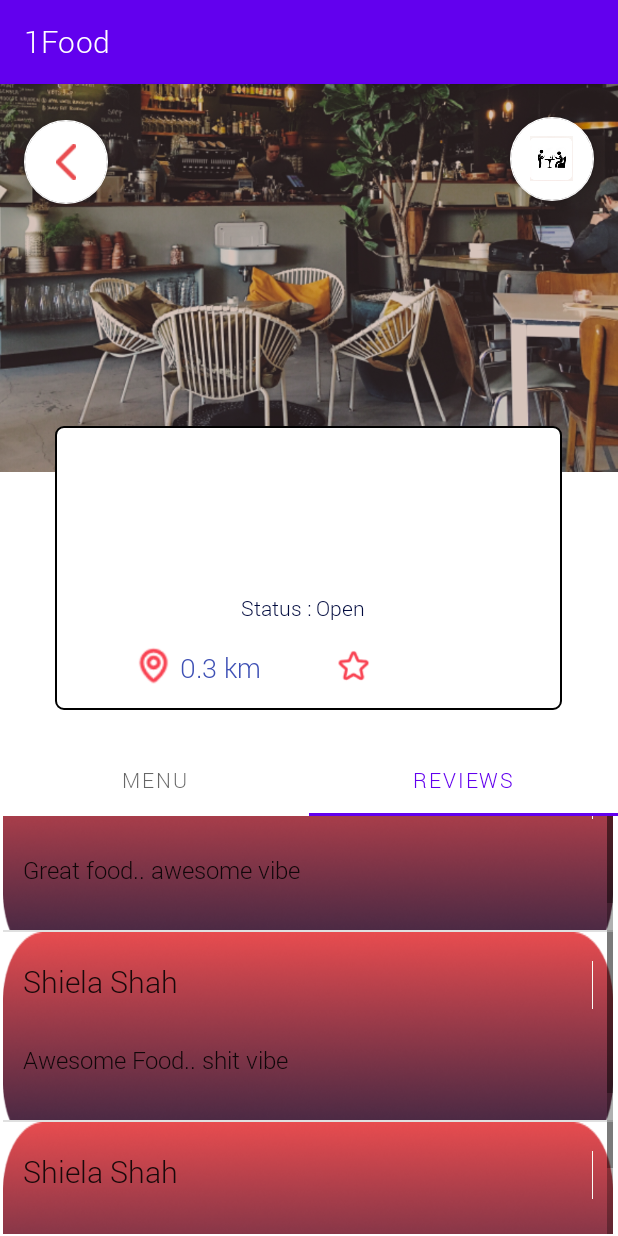
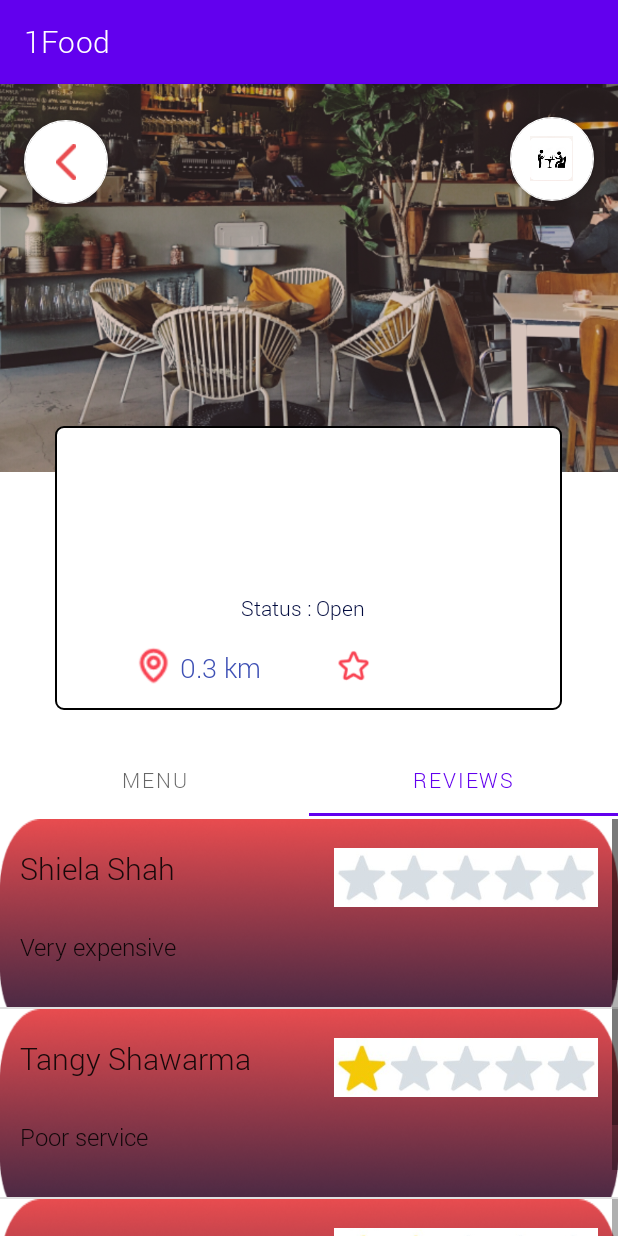
Before and after one commit to TheAp0cryphal/1Food, an Android app: the MenuFragment screen opened directly, with no data from a screen before it, tab 2 chosen, on a phone screen of 412 x 824 dp. Run offline under Robolectric (Android 15) with nearby library versions, the phone set to English and light mode, and no system bars; 4 statements that could not run were skipped.

Commit message:
fragments working with 3 items and reviews

```diff
--- a/app/src/main/java/com/project/onefood/RestaurantPage/FragmentAdapters/MenuAdapter.kt
+++ b/app/src/main/java/com/project/onefood/RestaurantPage/FragmentAdapters/MenuAdapter.kt
@@ -15,7 +15,7 @@ class MenuAdapter(var context : Context) : BaseAdapter() {
     private val inflater: LayoutInflater
             = context.getSystemService(Context.LAYOUT_INFLATER_SERVICE) as LayoutInflater
 
-    var foodItems = arrayOf("pizza", "pasta", "taco")
+    var foodItems = arrayOf("pizza", "pasta", "chicken noodles")
 
     override fun getCount(): Int {
         return 3
--- a/app/src/main/java/com/project/onefood/RestaurantPage/FragmentAdapters/ReviewAdapter.kt
+++ b/app/src/main/java/com/project/onefood/RestaurantPage/FragmentAdapters/ReviewAdapter.kt
@@ -17,31 +17,34 @@ class ReviewAdapter(var context : Context) : BaseAdapter(){
     private val inflater: LayoutInflater
             = context.getSystemService(Context.LAYOUT_INFLATER_SERVICE) as LayoutInflater
 
-    var reviewComments = arrayOf("Great food.. awesome vibe", "Awesome Food.. shit vibe", "It be bitchin")
-    var reviewerName = arrayOf("Shiela Shah")
-    //rating
+    var reviewerComments = arrayOf("Very expensive", "Poor service", "Nice food and good variety.","Yuummmyyyyy!!")
+    var reviewerName = arrayOf("Shiela Shah", "Tangy Shawarma", "John Cena", "Mikaela")
+    var reviewerRating= arrayOf(R.drawable.zero_star,R.drawable.one_star,R.drawable.two_star,R.drawable.three_star,R.drawable.four_star, R.drawable.five_star)
 
     override fun getCount(): Int {
         return 3
     }
 
     override fun getItem(p0: Int): Any {
-        return reviewComments[p0]
+        return reviewerComments[p0]
     }
 
     override fun getItemId(p0: Int): Long {
-        return reviewComments[p0].toLong()
+        return reviewerComments[p0].toLong()
     }
 
     override fun getView(position: Int, view : View?, parent : ViewGroup?): View {
         val rowView = inflater.inflate(R.layout.review_row, parent, false)
 
 
-        val foodName = rowView.findViewById<TextView>(R.id.customer_name)
-        foodName.text = "Shiela Shah"
+        val customerName = rowView.findViewById<TextView>(R.id.customer_name)
+        customerName.text = reviewerName[position]
 
-        val foodPrice =  rowView.findViewById<TextView>(R.id.customer_review)
-        foodPrice.text = reviewComments[position]
+        val customerReview =  rowView.findViewById<TextView>(R.id.customer_review)
+        customerReview.text = reviewerComments[position]
+
+        val customerRating= rowView.findViewById<ImageView>(R.id.star_rating)
+        customerRating.setImageResource(reviewerRating[position])
 
         return rowView
     }
--- a/app/src/main/res/layout/activity_restaurant.xml
+++ b/app/src/main/res/layout/activity_restaurant.xml
@@ -172,7 +172,6 @@
         layout="@layout/tabbed_layout_restaurant"
         android:layout_width="match_parent"
         android:layout_height="328dp"
-        android:layout_margintop="20dp"
         app:layout_constraintBottom_toBottomOf="parent"
         app:layout_constraintEnd_toEndOf="parent"
         app:layout_constraintHorizontal_bias="0.0"
--- a/app/src/main/res/layout/fragment_reviews.xml
+++ b/app/src/main/res/layout/fragment_reviews.xml
@@ -1,5 +1,5 @@
 <?xml version="1.0" encoding="utf-8"?>
-<FrameLayout xmlns:android="http://schemas.android.com/apk/res/android"
+<RelativeLayout xmlns:android="http://schemas.android.com/apk/res/android"
     xmlns:tools="http://schemas.android.com/tools"
     android:layout_width="match_parent"
     android:layout_height="match_parent"
@@ -8,14 +8,13 @@
         android:id="@+id/review_list"
         android:layout_width="match_parent"
         android:layout_height="match_parent"
-        android:text="@string/hello_blank_fragment"
         android:layout_alignParentStart="true"
         android:layout_alignParentTop="true"
         android:layout_alignParentEnd="true"
         android:layout_alignParentBottom="true"
-        android:layout_marginStart="2dp"
-        android:layout_marginTop="-1dp"
-        android:layout_marginEnd="3dp"
-        android:layout_marginBottom="1dp" />
+        android:layout_marginStart="0dp"
+        android:layout_marginTop="50dp"
+        android:layout_marginEnd="0dp"
+        android:layout_marginBottom="0dp" />
 
-</FrameLayout>
+</RelativeLayout>
--- a/app/src/main/res/layout/review_row.xml
+++ b/app/src/main/res/layout/review_row.xml
@@ -6,8 +6,8 @@
     android:layout_marginTop="30dp">
 
     <RelativeLayout
-        android:layout_width="wrap_content"
-        android:layout_height="wrap_content"
+        android:layout_width="match_parent"
+        android:layout_height="match_parent"
         android:background="@drawable/review_background">
 
         <TextView
@@ -24,14 +24,16 @@
 
         <ImageView
             android:id="@+id/star_rating"
-            android:layout_width="wrap_content"
-            android:layout_height="37dp"
+            android:layout_width="169dp"
+            android:layout_height="45dp"
             android:layout_above="@+id/customer_review"
             android:layout_alignParentTop="true"
             android:layout_alignParentEnd="true"
+            android:layout_marginStart="10dp"
             android:layout_marginTop="19dp"
             android:layout_marginEnd="13dp"
-            android:layout_marginBottom="17dp"
+            android:layout_marginBottom="10dp"
+            android:layout_toEndOf="@+id/customer_name"
             android:background="@drawable/five_star">
 
         </ImageView>
```
Also changed, not shown: app/src/main/res/layout/fragment_menu.xml (+3 -4 lines), app/src/main/res/layout/menu_row.xml (+10 -11 lines), app/src/main/res/drawable-anydpi/five_star.png (deleted), app/src/main/res/drawable/five_star.png (added), app/src/main/res/drawable/four_star.png (renamed from app/src/main/res/drawable-anydpi/four_star.png), app/src/main/res/drawable/one_star.png (renamed from app/src/main/res/drawable-anydpi/one_star.png), app/src/main/res/drawable/three_star.png (renamed from app/src/main/res/drawable-anydpi/three_star.png), app/src/main/res/drawable/two_star.png (renamed from app/src/main/res/drawable-anydpi/two_star.png), app/src/main/res/drawable/zero_star.png (renamed from app/src/main/res/drawable-anydpi/zero_star.png).
